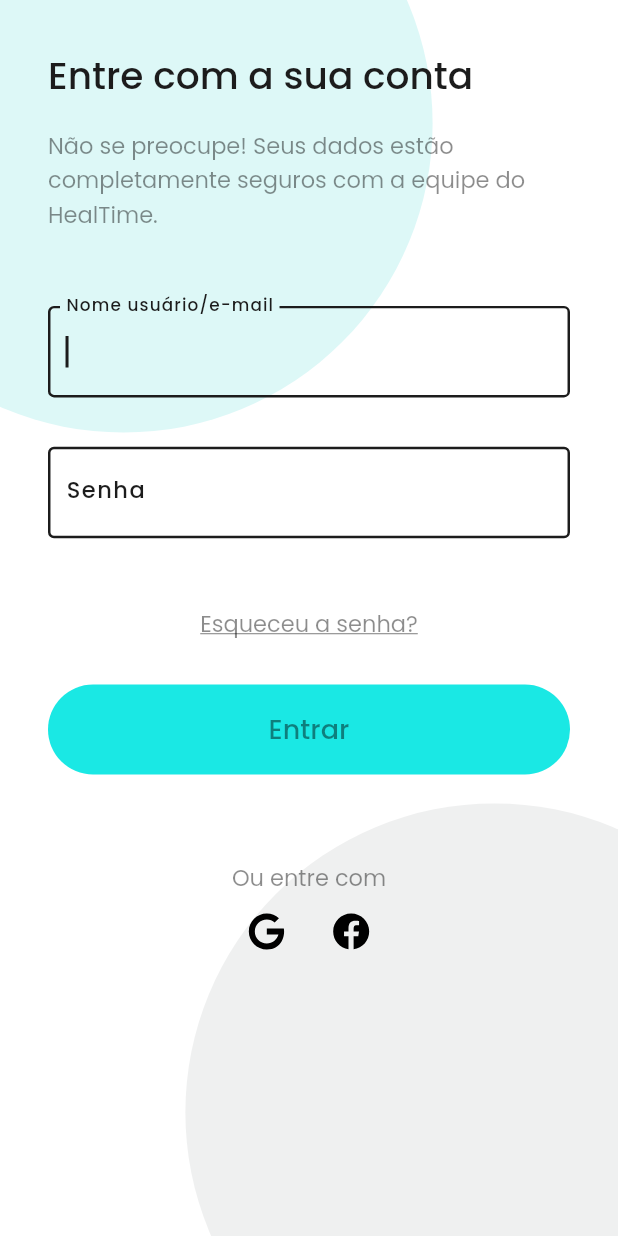
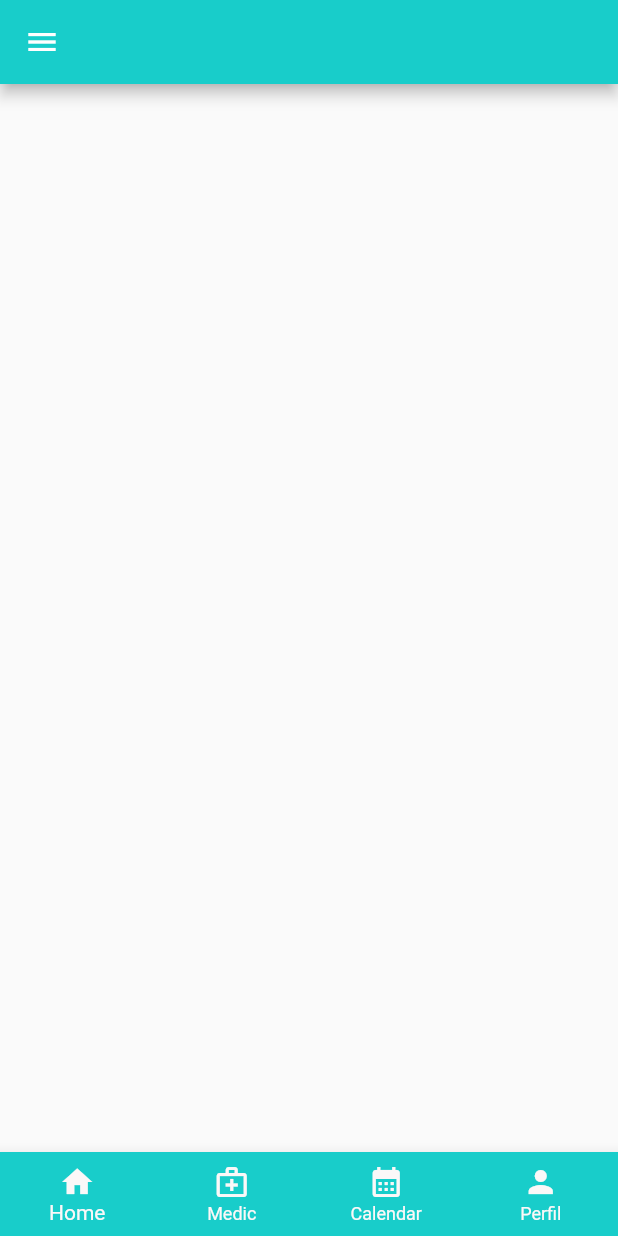
Before and after one commit to HealTimeTCC/HealTime_App, a Flutter app: the ScreenLogin screen opened directly, after a tap on "Entrar", on a phone screen of 412 x 824 dp. Run offline on Flutter 3.47's test engine with Material 2 defaults, Android fonts, the phone set to English and light mode, and no system bars; our stand-ins replace flutter_svg, google_fonts.

Commit message:
Create new screen 'HomePage'

```diff
--- a/lib/src/screens/telas_login_register/login/tela_login.dart
+++ b/lib/src/screens/telas_login_register/login/tela_login.dart
@@ -4,6 +4,7 @@ import 'package:flutter_svg/flutter_svg.dart';
 import 'package:healtime/src/screens/telas_login_register/login/widgets/text_form_model.dart';
 
 import '../../../../shared/background/background_page.dart';
+import '../../telas_navegacao/home_page/home.dart';
 
 class ScreenLogin extends StatelessWidget {
   ScreenLogin({Key? key}) : super(key: key);
@@ -73,7 +74,11 @@ class ScreenLogin extends StatelessWidget {
                     ),
                     SizedBox(height: size.height * .02),
                     ElevatedButton(
-                      onPressed: () {},
+                      onPressed: () =>  Navigator.of(context).push(
+                        MaterialPageRoute(
+                          builder: (context) => HomePage(),
+                      ),
+                    ) ,
                       style: ElevatedButton.styleFrom(
                           padding:
                               EdgeInsets.symmetric(vertical: size.height * .02),
--- /dev/null
+++ b/lib/src/screens/telas_navegacao/home_page/home.dart
@@ -0,0 +1,53 @@
+import 'package:flutter/material.dart';
+
+class HomePage extends StatefulWidget {
+   const HomePage({Key? key}) : super(key: key);
+
+  @override
+  State<HomePage> createState() => _HomePageState();
+}
+
+class _HomePageState extends State<HomePage> {
+  @override
+  Widget build(BuildContext context) {
+    return MaterialApp(
+
+      debugShowCheckedModeBanner: false,
+
+      home: Scaffold(
+        bottomNavigationBar: BottomNavigationBar(
+
+          type: BottomNavigationBarType.fixed,
+          backgroundColor: Color(0xff18CDCA),
+          unselectedItemColor: Color(0xffFBF8F8),
+          fixedColor: Color(0xffFBF8F8),
+
+          items: const [
+            BottomNavigationBarItem(
+              icon: Icon(Icons.home),
+              label: 'Home',
+            ),
+            BottomNavigationBarItem(
+              icon: Icon(Icons.medical_services_outlined),
+              label: 'Medic',
+            ),
+            BottomNavigationBarItem(
+              icon: Icon(Icons.calendar_month),
+              label: 'Calendar',
+            ),
+            BottomNavigationBarItem(
+              icon: Icon(Icons.person),
+              label: 'Perfil',
+            ),
+          ],
+        ),
+        appBar: AppBar(
+          backgroundColor: Color(0xff18CDCA),
+        ),
+        drawer: Drawer(),
+        body: Container(),
+
+        ),
+      );
+  }
+}
```
Also changed, not shown: pubspec.lock.
